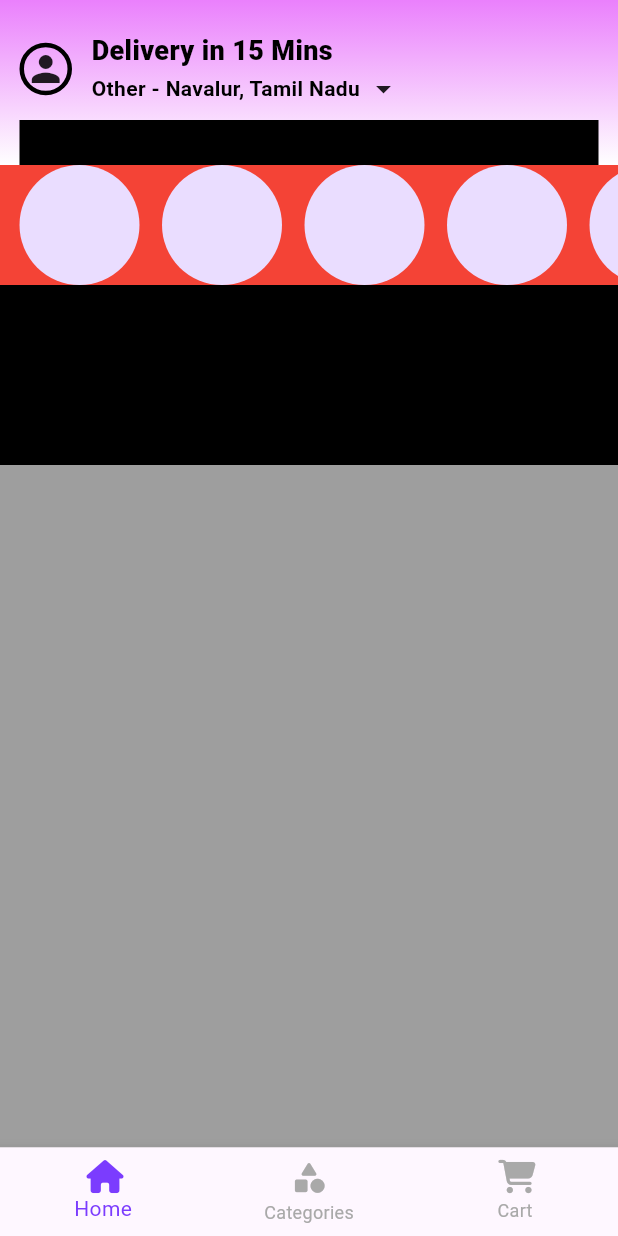
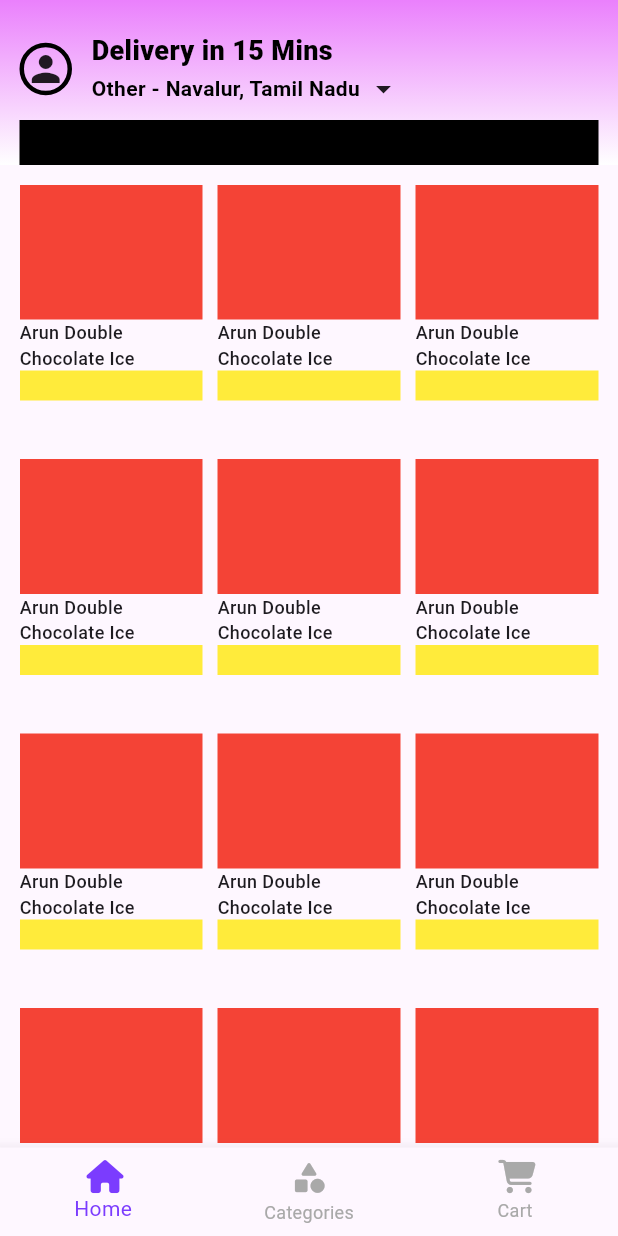
Before and after one commit to codecharan-dev/mobile-ecommerce, a Flutter app: the screen it shows after launch, on a phone screen of 412 x 824 dp. Run offline on Flutter 3.47's test engine with Material 3 defaults, Android fonts, the phone set to English and light mode, and no system bars; our stand-ins replace flutter_screenutil, font_awesome_flutter.

Commit message:
sliver added

```diff
--- a/lib/ui/features/home/view/home_page.dart
+++ b/lib/ui/features/home/view/home_page.dart
@@ -20,50 +20,64 @@ class HomePage extends StatelessWidget {
   @override
   Widget build(BuildContext context) {
     return Scaffold(
-      backgroundColor: Colors.grey,
       body: CustomScrollView(
         slivers: [
+          /// This Section will animate
           SliverPersistentHeader(
             delegate: MyDelegate(),
             pinned: true,
           ),
+
+          /// Normal scroll section
           SliverList(
             delegate: SliverChildListDelegate(
               [
-                statusSection(),
-                bannerSection(),
+                Container(
+                  height: 1500,
+                  padding: EdgeInsets.all(13),
+                  child: GridView.builder(
+                    physics: NeverScrollableScrollPhysics(),
+                    gridDelegate:
+                        const SliverGridDelegateWithFixedCrossAxisCount(
+                      crossAxisCount: 3,
+                      childAspectRatio: 1 / 1.5,
+                          crossAxisSpacing: 10,
+                    ),
+                    itemCount: 30,
+                    itemBuilder: (context, index) {
+                      return Column(
+                        crossAxisAlignment: CrossAxisAlignment.start,
+                        children: [
+                          Container(
+                            color: Colors.red,
+                            height: 90,
+                            width: double.maxFinite,
+                          ),
+                          SizedBox(
+                            width: 80,
+                            child: Text(
+                              'Arun Double Chocolate Ice',
+                              style: TextStyle(
+                                fontWeight: FontWeight.w500,
+                                fontSize: 12,
+                              ),
+                            ),
+                          ),
+                          Container(
+                            color: Colors.yellow,
+                            height: 20,
+                          ),
+                        ],
+                      );
+                    },
+                  ),
+                ),
 
+                // GridListView
               ],
             ),
           )
         ],
-      ),
-    );
-  }
-
-  Container bannerSection() {
-    return Container(
-                height: 120,
-                color: Colors.black,
-              );
-  }
-
-  Container statusSection() {
-    return Container(
-      color: Colors.red,
-      height: 80,
-      child: ListView.builder(
-        itemCount: 5,
-        padding: const EdgeInsets.only(left: 13),
-        scrollDirection: Axis.horizontal,
-        itemBuilder: (context, index) {
-          return const Padding(
-            padding: EdgeInsets.only(right: 15),
-            child: CircleAvatar(
-              radius: 40,
-            ),
-          );
-        },
       ),
     );
   }
```
